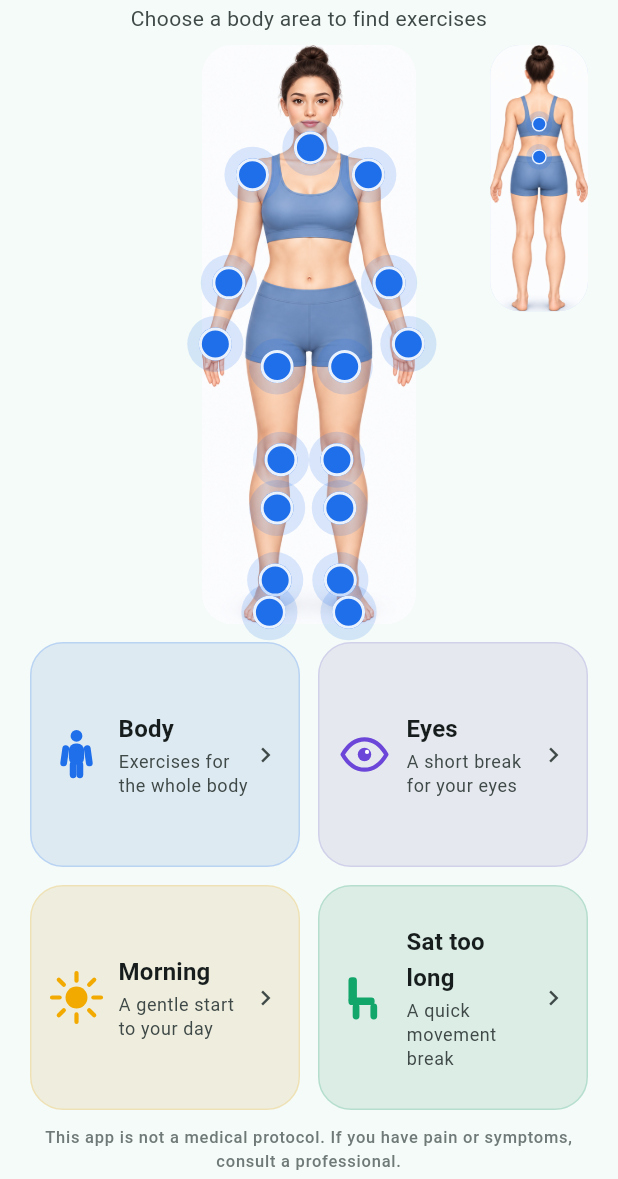
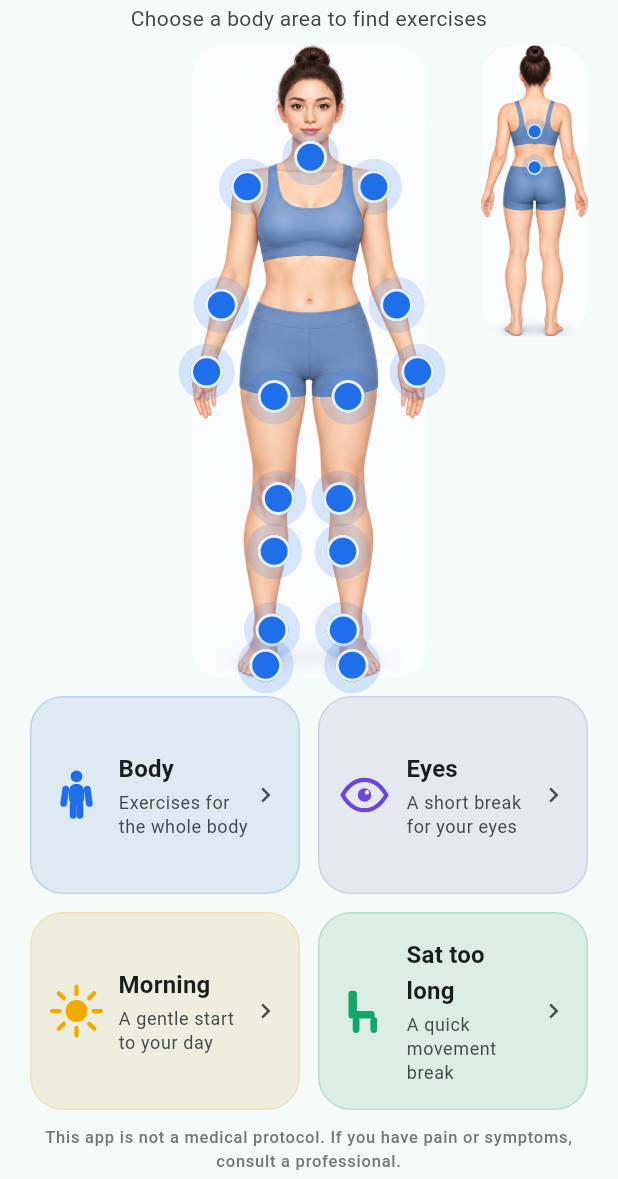
Before and after one commit to Koto-kot/EaseMove, a Flutter app: the screen it shows after launch, on a phone screen of 412 x 824 dp, the part 57-1236 px from its top. Run offline on Flutter 3.47's test engine with Material 3 defaults, Android fonts, the phone set to English and light mode, and no system bars; our stand-ins replace flutter_riverpod, flutter_svg, flutter_tts, shared_preferences.

Commit message:
Keep the home screen a phone layout in a desktop window
Reported from a real browser at 1830x1074: the body map had vanished and
two cards filled the screen. A card sized by aspect ratio is as tall as it
is wide, so at half of 1830 each card came out 740 px tall; the grid then
took 1500 px of a 1074 px window and the Expanded body map above it was
squeezed to nothing.

Three changes, no new behaviour on a phone:

- the column is centred at phone width (460) instead of stretching, which
  is what this screen is designed for;
- a card's height is fixed (mainAxisExtent) rather than derived from its
  width, so it stays the size its content needs at any window width;
- the column keeps a definite height — the viewport, or a 560 minimum —
  and scrolls below that, so the map can still take what is left over
  without ever collapsing.

The body map also caps the front figure at half the box width, so a tall
narrow box can no longer grow the figure into the mini figure beside it.

Covered by a test at 1830x1074 that asserts the map keeps its height and a
card keeps its own, since the failure was invisible at phone sizes.

Co-Authored-By: Claude Opus 5 <noreply@anthropic.com>

```diff
--- a/lib/features/home/home_screen.dart
+++ b/lib/features/home/home_screen.dart
@@ -5,6 +5,8 @@
 /// There is no bottom navigation in this MVP, which supersedes the tab shell
 /// docs/MENU_AND_NAVIGATION.md describes (docs/DECISIONS.md 46).
 library;
+
+import 'dart:math' as math;
 
 import 'package:flutter/material.dart';
 import 'package:flutter_riverpod/flutter_riverpod.dart';
@@ -20,6 +22,23 @@ import '../settings/settings_screen.dart';
 import 'widgets/body_map_view.dart';
 import 'widgets/home_section_card.dart';
 import 'zones_screen.dart';
+
+/// The home screen's fixed sizes, public so a layout test can assert them.
+abstract final class HomeMetrics {
+  /// This is a phone screen. On a wide window it is centred at phone width
+  /// rather than stretched: cards sized from their width grew to 740 px tall
+  /// in a desktop browser and squeezed the body map out of existence.
+  static const double maxContentWidth = 460;
+
+  /// A card is an icon, a title and up to three lines of subtitle. Fixing its
+  /// height rather than its aspect ratio is what keeps it that size at any
+  /// window width.
+  static const double cardHeight = 132;
+
+  /// Below this the column stops shrinking and the screen scrolls, so the
+  /// figure never collapses to a sliver.
+  static const double minHeight = 560;
+}
 
 class HomeScreen extends ConsumerWidget {
   const HomeScreen({super.key});
@@ -95,8 +114,27 @@ class _HomeBody extends StatelessWidget {
       for (final BodyZone zone in repo.bundle.zones) zone.id: zone.shortTitle,
     };
 
-    return Padding(
-      padding: const EdgeInsets.symmetric(horizontal: Tokens.gutter),
+    return Center(
+      child: ConstrainedBox(
+        constraints: const BoxConstraints(
+          maxWidth: HomeMetrics.maxContentWidth,
+        ),
+        child: LayoutBuilder(
+          builder: (BuildContext context, BoxConstraints constraints) {
+            // A definite height, so the map can still take what is left over:
+            // the viewport when there is room, the minimum when there is not,
+            // and then the page scrolls.
+            final double height = math.max(
+              constraints.maxHeight,
+              HomeMetrics.minHeight,
+            );
+            return SingleChildScrollView(
+              child: SizedBox(
+                height: height,
+                child: Padding(
+                  padding: const EdgeInsets.symmetric(
+                    horizontal: Tokens.gutter,
+                  ),
                   child: Column(
                     children: <Widget>[
                       _Header(
@@ -106,9 +144,9 @@ class _HomeBody extends StatelessWidget {
                         showSettings: home.settingsButton,
                       ),
                       const SizedBox(height: 8),
-          // The map takes what is left. When height runs short this shrinks
-          // first, before the cards or their text (layout spec, responsive
-          // priority).
+                      // The map takes what is left. When height runs short
+                      // this shrinks first, before the cards or their text
+                      // (layout spec, responsive priority).
                       Expanded(
                         child: BodyMapView(
                           config: repo.bundle.bodyMap,
@@ -118,26 +156,28 @@ class _HomeBody extends StatelessWidget {
                         ),
                       ),
                       const SizedBox(height: Tokens.gap),
-          GridView.count(
-            crossAxisCount: 2,
+                      GridView.builder(
                         shrinkWrap: true,
                         physics: const NeverScrollableScrollPhysics(),
+                        padding: EdgeInsets.zero,
+                        gridDelegate:
+                            const SliverGridDelegateWithFixedCrossAxisCount(
+                              crossAxisCount: 2,
                               mainAxisSpacing: Tokens.gap,
                               crossAxisSpacing: Tokens.gap,
-            // An icon, a title and up to three lines of subtitle: English
-            // and Polish copy runs longer than the Ukrainian it was drawn
-            // with.
-            childAspectRatio: 1.2,
-            children: <Widget>[
-              for (final HomeSection section in home.sections)
-                HomeSectionCard(
+                              mainAxisExtent: HomeMetrics.cardHeight,
+                            ),
+                        itemCount: home.sections.length,
+                        itemBuilder: (BuildContext context, int index) {
+                          final HomeSection section = home.sections[index];
+                          return HomeSectionCard(
                             key: ValueKey<String>('home.card.${section.id}'),
                             section: section,
                             title: t(section.titleKey),
                             subtitle: t(section.subtitleKey),
                             onTap: () => _openSection(context, section),
-                ),
-            ],
+                          );
+                        },
                       ),
                       const SizedBox(height: 10),
                       Text(
@@ -151,6 +191,12 @@ class _HomeBody extends StatelessWidget {
                       ),
                       const SizedBox(height: 4),
                     ],
+                  ),
+                ),
+              ),
+            );
+          },
+        ),
       ),
     );
   }
--- a/lib/features/home/widgets/body_map_view.dart
+++ b/lib/features/home/widgets/body_map_view.dart
@@ -80,10 +80,15 @@ class _BodyMapViewState extends State<BodyMapView>
 
     return LayoutBuilder(
       builder: (BuildContext context, BoxConstraints constraints) {
-        // The figure's height drives everything: it must never be cropped, and
-        // the front figure stays centred in the full width even though the
-        // mini sits to the right (brief 13).
-        final double frontHeight = constraints.maxHeight;
+        // The figure's height drives everything: it must never be cropped,
+        // and the front figure stays centred in the full width even though
+        // the mini sits to the right (brief 13). Capping its width at half
+        // the box is what keeps the two figures from overlapping when the box
+        // is tall and narrow.
+        final double frontHeight = math.min(
+          constraints.maxHeight,
+          constraints.maxWidth * 0.52 / front.aspectRatio,
+        );
         final double frontWidth = frontHeight * front.aspectRatio;
         final double miniHeight = frontHeight * BodyMapView.miniScale;
 
```
Also changed, not shown: 1 other file. Lines whose indentation alone changed are shown as unchanged.
